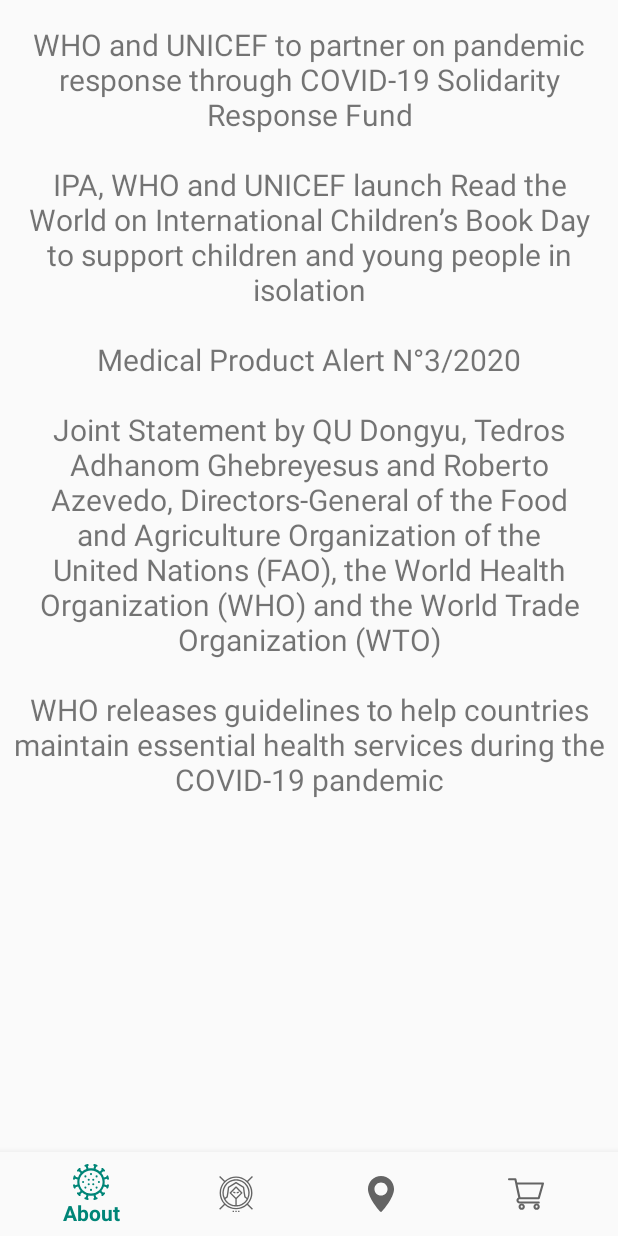
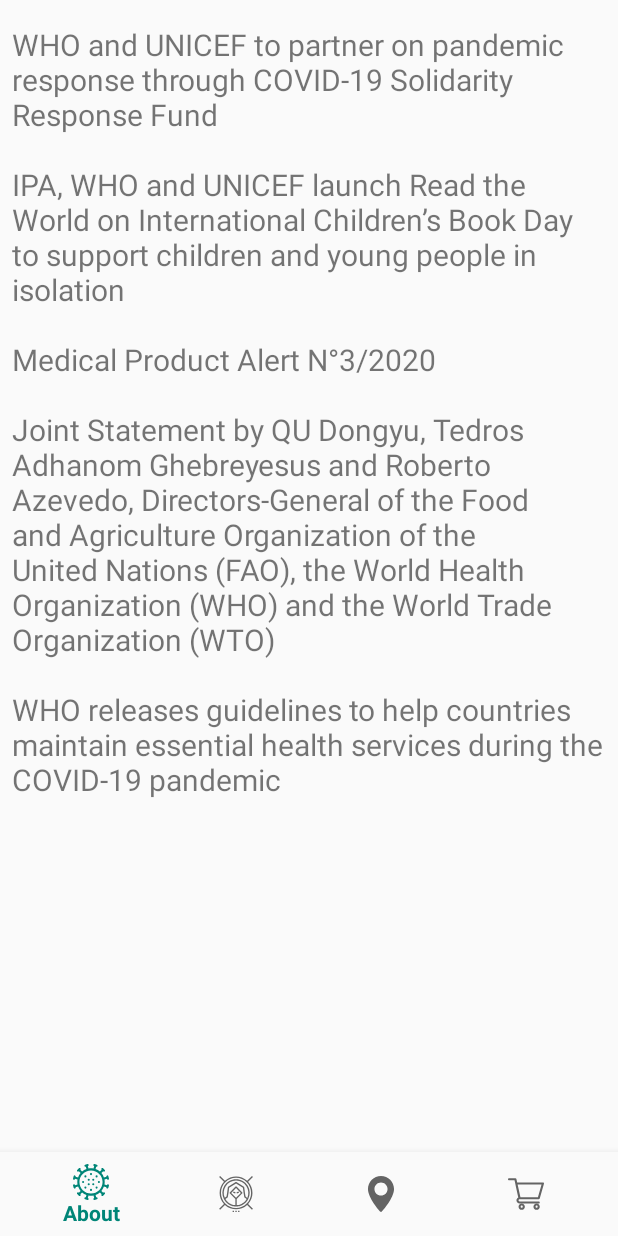
Before and after one commit to kingtvarshin/Covid19_hackacrisisapp, an Android app: the AboutFragment screen opened through its navigation route, on a phone screen of 412 x 824 dp. Run offline under Robolectric (Android 15) with nearby library versions, the phone set to English and light mode, and no system bars; our stand-ins replace navigation-ui.

Commit message:
about page

```diff
--- a/app/src/main/java/com/example/covid19tracker/ui/home/HomeFragment.java
+++ b/app/src/main/java/com/example/covid19tracker/ui/home/HomeFragment.java
@@ -159,7 +159,7 @@ public class HomeFragment extends Fragment {
 
     private String whatToDo(Integer score) {
         if (score>0 && score<=2) {
-            return "May be stress related and observe";
+            return "May be stress related";
         }
         else if(score>=3 && score<=5) {
             return "Hydrate properly and proper personal hygiene";
--- a/app/src/main/res/layout/fragment_about.xml
+++ b/app/src/main/res/layout/fragment_about.xml
@@ -17,8 +17,7 @@
         android:layout_marginStart="8dp"
         android:layout_marginTop="16dp"
         android:layout_marginEnd="8dp"
-        android:gravity="center_horizontal"
-        android:textAlignment="center"
+        android:gravity="start"
         android:textSize="20sp"
         app:layout_constraintEnd_toEndOf="parent"
         app:layout_constraintStart_toStartOf="parent"
```
